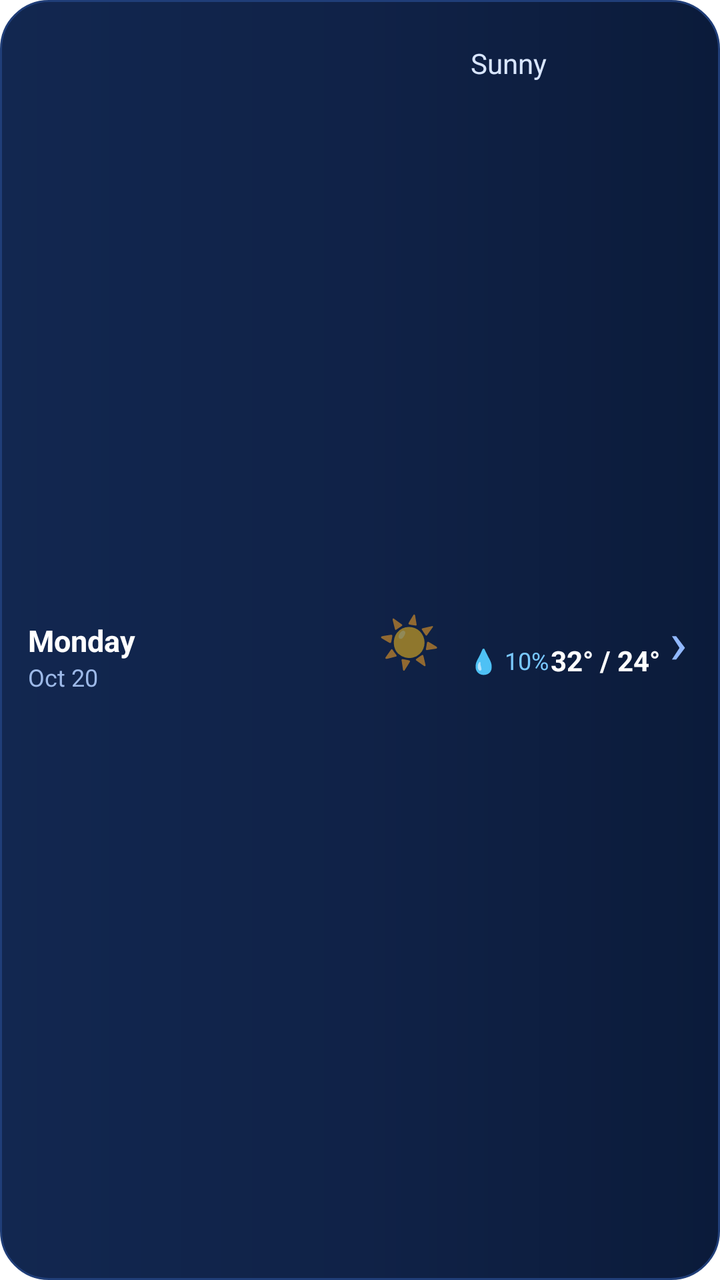
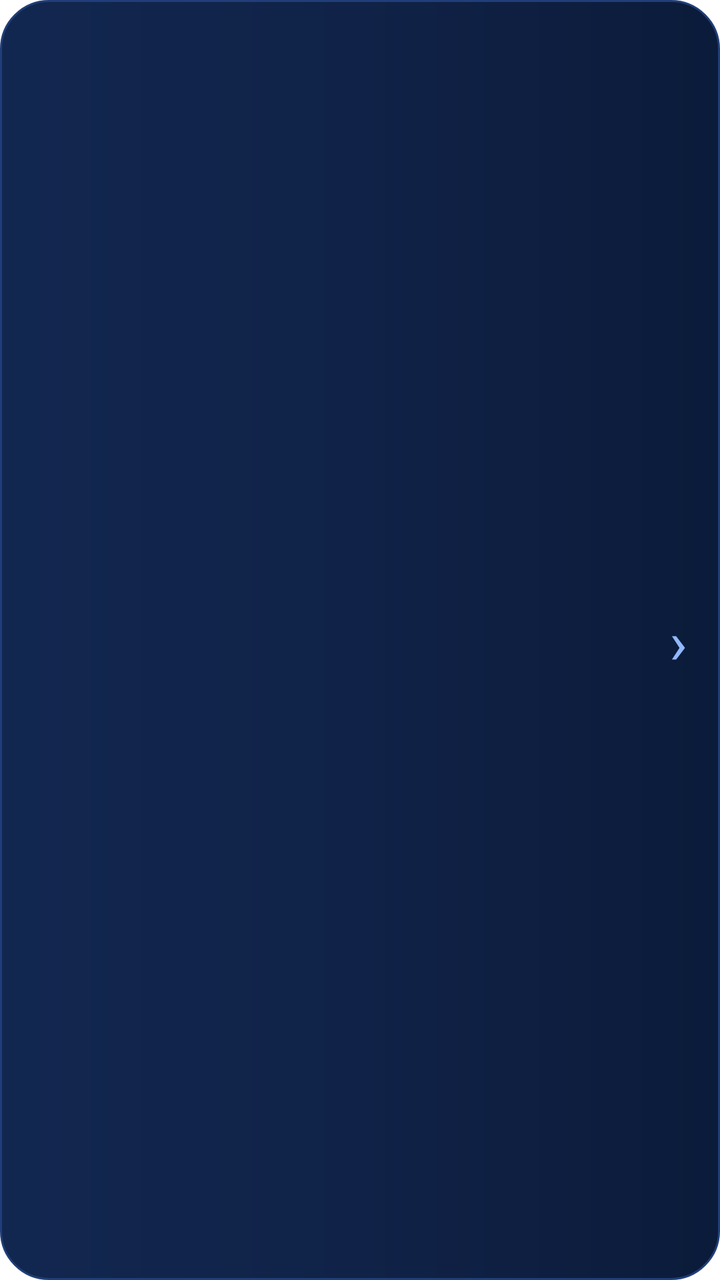

Screens rendered from an Android XML layout before and after an edit, with the pre-edit source and the edit as a unified diff.
<!-- AndroidManifest.xml: application theme Theme.WeatherApp -->
<!-- res/layout/item_daily_forecast.xml -->
<?xml version="1.0" encoding="utf-8"?>
<androidx.constraintlayout.widget.ConstraintLayout
    xmlns:android="http://schemas.android.com/apk/res/android"
    xmlns:app="http://schemas.android.com/apk/res-auto"
    android:layout_width="match_parent"
    android:layout_height="wrap_content"
    android:layout_marginBottom="10dp"
    android:background="@drawable/bg_daily_card"
    android:paddingStart="14dp"
    android:paddingEnd="12dp"
    android:paddingTop="12dp"
    android:paddingBottom="12dp">

    
    <TextView
        android:id="@+id/tvForecastTime"
        android:layout_width="0dp"
        android:layout_height="wrap_content"
        android:text="Monday"
        android:textColor="@android:color/white"
        android:textSize="15sp"
        android:textStyle="bold"
        app:layout_constraintStart_toStartOf="parent"
        app:layout_constraintEnd_toStartOf="@id/tvForecastIcon"
        app:layout_constraintTop_toTopOf="parent"
        app:layout_constraintBottom_toBottomOf="parent"
        app:layout_constraintHorizontal_weight="1" />

    <TextView
        android:layout_width="58dp"
        android:layout_height="wrap_content"
        android:id="@+id/tvForecastDate"
        android:text="Oct 20"
        android:textColor="#9DB9E8"
        android:textSize="12sp"
        app:layout_constraintStart_toStartOf="@id/tvForecastTime"
        app:layout_constraintTop_toBottomOf="@+id/tvForecastTime"/>
    
    <TextView
        android:id="@+id/tvForecastIcon"
        android:layout_width="42dp"
        android:layout_height="wrap_content"
        android:layout_marginStart="8dp"
        android:gravity="center"
        android:text="☀️"
        android:textSize="25sp"
        app:layout_constraintStart_toEndOf="@id/tvForecastTime"
        app:layout_constraintEnd_toStartOf="@id/tvRainChance"
        app:layout_constraintTop_toTopOf="parent"
        app:layout_constraintBottom_toBottomOf="parent" />

    <TextView
        android:layout_width="0dp"
        android:layout_height="wrap_content"
        android:id="@+id/tvForecastDescription"
        android:layout_marginStart="10dp"
        android:maxLines="1"
        android:textSize="14sp"
        android:text="Sunny"
        android:layout_marginTop="10dp"
        android:ellipsize="end"
        android:textColor="#D9E6FF"
        app:layout_constraintStart_toEndOf="@+id/tvForecastIcon"
        app:layout_constraintEnd_toStartOf="@id/tvForecastTemperature"
        app:layout_constraintTop_toTopOf="parent"/>

    
    <TextView
        android:id="@+id/tvRainChance"
        android:layout_width="42dp"
        android:layout_height="wrap_content"
        android:layout_marginStart="8dp"
        android:gravity="center"
        android:text="💧 10%"
        android:layout_marginTop="20dp"
        android:textColor="#79C8FF"
        android:textSize="12sp"
        app:layout_constraintStart_toEndOf="@id/tvForecastIcon"
        app:layout_constraintEnd_toStartOf="@id/tvForecastTemperature"
        app:layout_constraintTop_toTopOf="parent"
        app:layout_constraintBottom_toBottomOf="parent" />

    
    <TextView
        android:id="@+id/tvForecastTemperature"
        android:layout_width="wrap_content"
        android:layout_height="wrap_content"
        android:layout_marginStart="8dp"
        android:text="32° / 24°"
        android:textColor="@android:color/white"
        android:layout_marginTop="20dp"
        android:textSize="14sp"
        android:gravity="center"
        android:textStyle="bold"
        app:layout_constraintEnd_toStartOf="@+id/tvForecastArrow"
        app:layout_constraintTop_toTopOf="parent"
        app:layout_constraintBottom_toBottomOf="parent" />

    <TextView
        android:layout_width="18dp"
        android:layout_height="wrap_content"
        android:id="@+id/tvForecastArrow"
        app:layout_constraintEnd_toEndOf="parent"
        app:layout_constraintTop_toTopOf="parent"
        app:layout_constraintBottom_toBottomOf="parent"
        android:layout_marginStart="5dp"
        android:gravity="center"
        android:text="›"
        android:textColor="#91B8FF"
        android:textSize="30sp"/>
</androidx.constraintlayout.widget.ConstraintLayout>
<!-- resources referenced by this layout -->
<resources>
  <!-- drawable bg_daily_card (drawable) -->
  <?xml version="1.0" encoding="utf-8"?>
  <shape xmlns:android="http://schemas.android.com/apk/res/android"
      android:shape="rectangle">
  
      <gradient
          android:angle="0"
          android:startColor="#122750"
          android:centerColor="#102247"
          android:endColor="#0B1B3A"
          android:type="linear" />
  
      <corners android:radius="24dp" />
  
      <stroke
          android:width="1dp"
          android:color="#203E78" />
  
  </shape>
  <style name="Theme.WeatherApp" parent="Theme.AppCompat.Light.NoActionBar">
          <item name="android:windowLightStatusBar">true</item>
          <item name="android:windowBackground">#FFFFFF</item>
          <item name="android:statusBarColor">#FFFFFF</item>
          <item name="android:navigationBarColor">#FFFFFF</item>
          <item name="android:colorAccent">#2196F3</item>
  
      </style>
</resources>

<!-- the commit's change to res/layout/item_daily_forecast.xml (unified diff, before → after) -->
@@ -16,7 +16,6 @@
         android:id="@+id/tvForecastTime"
         android:layout_width="0dp"
         android:layout_height="wrap_content"
-        android:text="Monday"
         android:textColor="@android:color/white"
         android:textSize="15sp"
         android:textStyle="bold"
@@ -30,7 +29,6 @@
         android:layout_width="58dp"
         android:layout_height="wrap_content"
         android:id="@+id/tvForecastDate"
-        android:text="Oct 20"
         android:textColor="#9DB9E8"
         android:textSize="12sp"
         app:layout_constraintStart_toStartOf="@id/tvForecastTime"
@@ -42,7 +40,6 @@
         android:layout_height="wrap_content"
         android:layout_marginStart="8dp"
         android:gravity="center"
-        android:text="☀️"
         android:textSize="25sp"
         app:layout_constraintStart_toEndOf="@id/tvForecastTime"
         app:layout_constraintEnd_toStartOf="@id/tvRainChance"
@@ -56,7 +53,6 @@
         android:layout_marginStart="10dp"
         android:maxLines="1"
         android:textSize="14sp"
-        android:text="Sunny"
         android:layout_marginTop="10dp"
         android:ellipsize="end"
         android:textColor="#D9E6FF"
@@ -71,7 +67,6 @@
         android:layout_height="wrap_content"
         android:layout_marginStart="8dp"
         android:gravity="center"
-        android:text="💧 10%"
         android:layout_marginTop="20dp"
         android:textColor="#79C8FF"
         android:textSize="12sp"
@@ -86,7 +81,6 @@
         android:layout_width="wrap_content"
         android:layout_height="wrap_content"
         android:layout_marginStart="8dp"
-        android:text="32° / 24°"
         android:textColor="@android:color/white"
         android:layout_marginTop="20dp"
         android:textSize="14sp"
